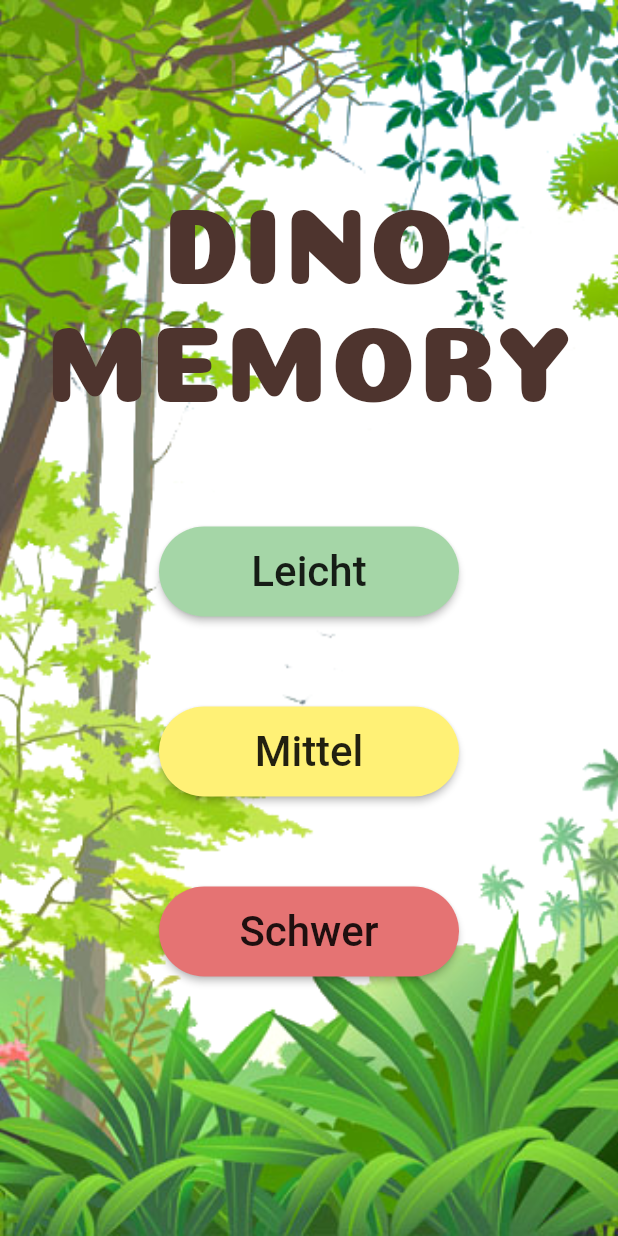
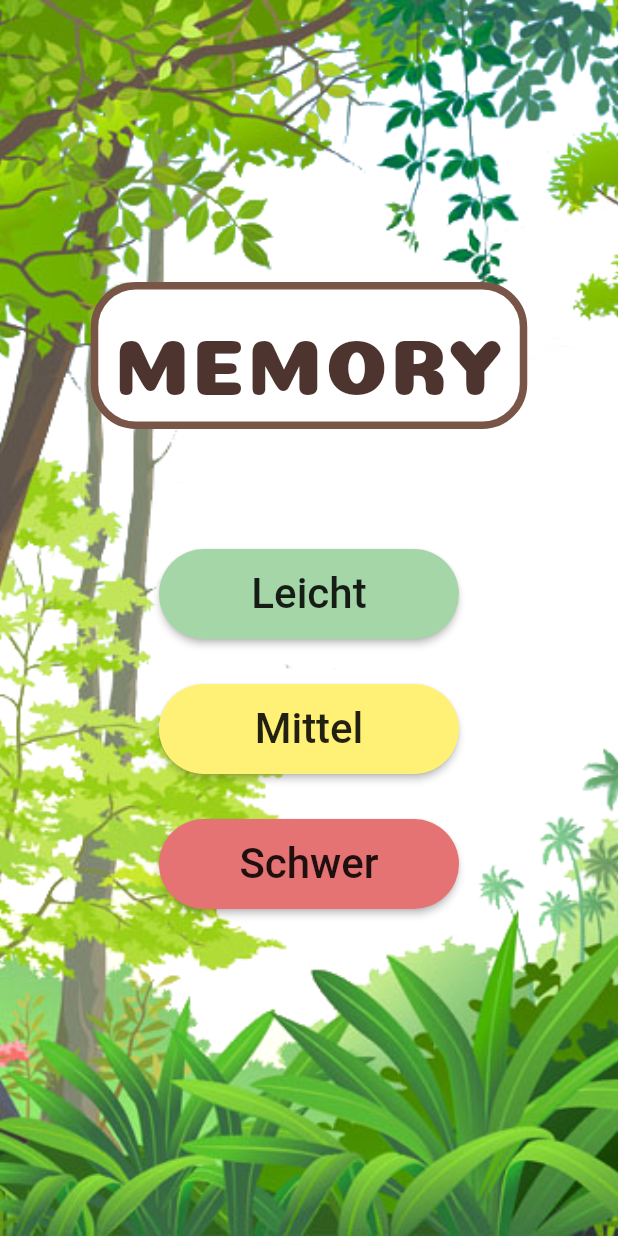
Before and after one commit to stormqueen23/memory, a Flutter app: the screen it shows after launch, on a phone screen of 412 x 824 dp. Run offline on Flutter 3.47's test engine with Material 2 defaults, Android fonts, the light colour scheme and no system bars.

Commit message:
some layout

```diff
--- a/lib/home.dart
+++ b/lib/home.dart
@@ -22,15 +22,19 @@ class HomeScreen extends StatelessWidget {
                   margin: EdgeInsets.fromLTRB(0.0, 0.0, 0.0, 80.0),
                   child: Column(
                     children: <Widget>[
-                      Text(
-                        "DINO",
-                        textScaleFactor: 1.5,
-                        style: getTitleTextStyle(),
-                      ),
-                      Text(
-                        "MEMORY",
-                        textScaleFactor: 1.5,
-                        style: getTitleTextStyle(),
+                      Container(
+                        padding: EdgeInsets.fromLTRB(10, 15, 10, 15),
+                        transform: Matrix4.identity()..setRotationZ(-0.0) , //-0.15
+                        decoration: BoxDecoration(
+                          borderRadius: BorderRadius.circular(30.0),
+                          border: Border.all(color: Colors.brown, width: 5.0),
+                          color: Colors.white
+                        ),
+                        child: Text(
+                          "MEMORY",
+                          textScaleFactor: 1.1,
+                          style: getTitleTextStyle(),
+                        )
                       )
                     ],
                   )
@@ -50,7 +54,7 @@ class HomeScreen extends StatelessWidget {
     return Container(
       width: 200.0,
       height: 60.0,
-      margin: EdgeInsets.fromLTRB(0.0, 0.0, 0.0, 60.0),
+      margin: EdgeInsets.fromLTRB(0.0, 0.0, 0.0, 30.0),
       child: RaisedButton(
         shape: RoundedRectangleBorder(
             borderRadius: new BorderRadius.circular(30.0)),
--- a/lib/main.dart
+++ b/lib/main.dart
@@ -4,6 +4,8 @@ import 'package:flutter/services.dart';
 import 'home.dart';
 
 void main() {
+  SystemChrome.setEnabledSystemUIOverlays([SystemUiOverlay.bottom]);
+  SystemChrome.setSystemUIOverlayStyle(SystemUiOverlayStyle.light);
   SystemChrome.setPreferredOrientations([DeviceOrientation.portraitUp])
       .then((_) {
     runApp(new Memory());
```
